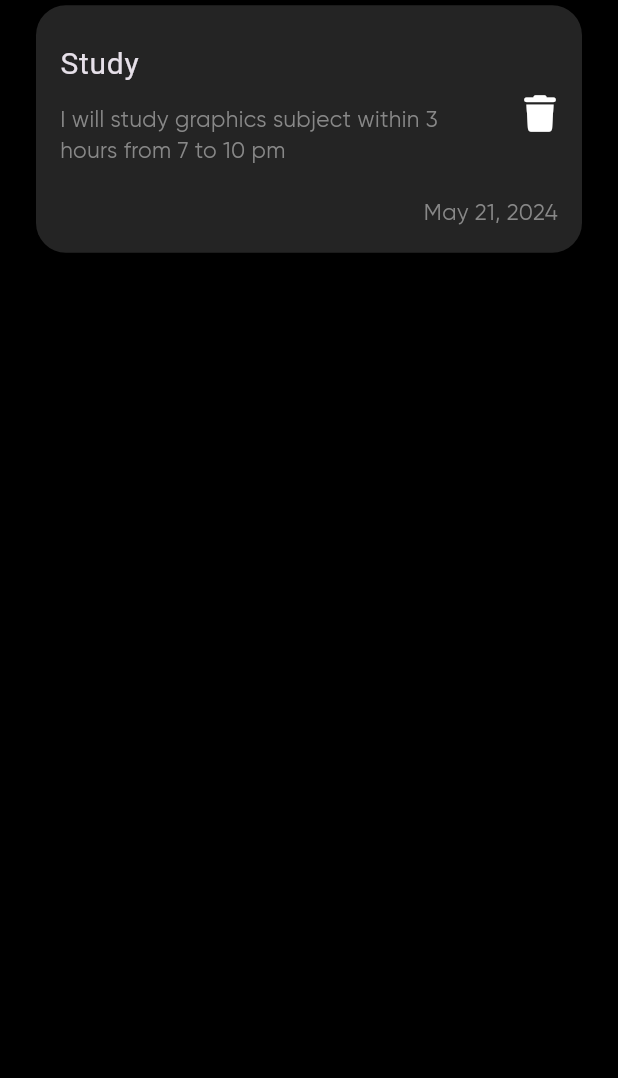
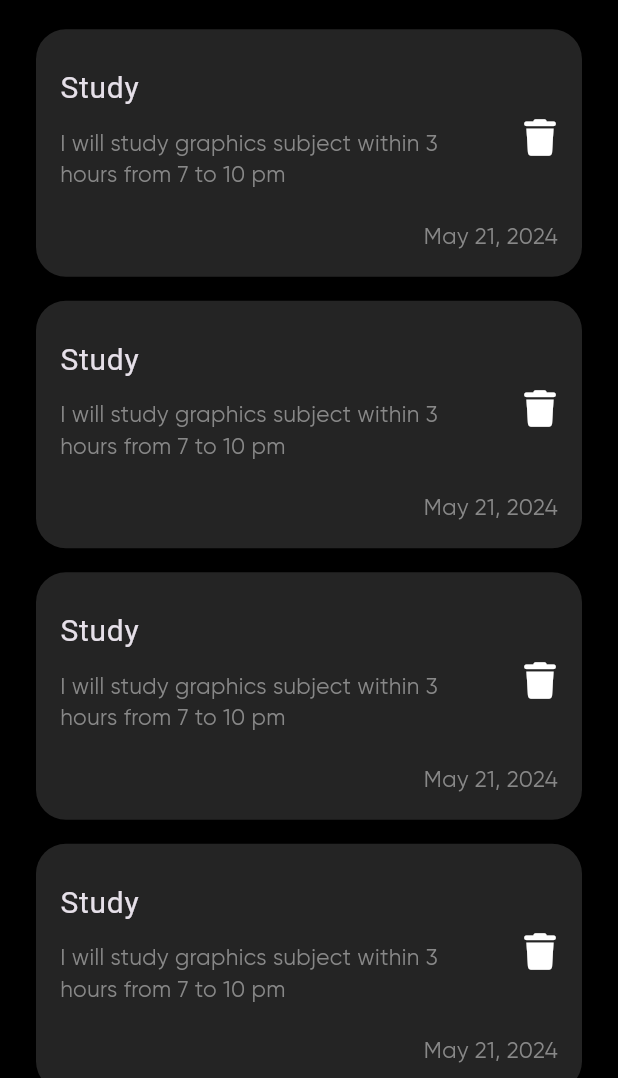
Before and after one commit to amirat737/notes_app, a Flutter app: the screen it shows after launch, on a phone screen of 412 x 824 dp, the part 158-1236 px from its top. Run offline on Flutter 3.47's test engine with Material 3 defaults, Android fonts, the phone set to English and light mode, and no system bars; our stand-ins replace font_awesome_flutter.

Commit message:
build: note list view

```diff
--- a/lib/views/home_view.dart
+++ b/lib/views/home_view.dart
@@ -7,16 +7,24 @@ class HomeView extends StatelessWidget {
 
   @override
   Widget build(BuildContext context) {
-    return const Scaffold(
+    return Scaffold(
       body: Padding(
-        padding: EdgeInsets.symmetric(horizontal: 24),
+        padding: const EdgeInsets.symmetric(horizontal: 24),
         child: Column(
           children: [
-            SizedBox(
+            const SizedBox(
               height: 50,
             ),
-            SearchWidget(),
-            NoteWidget(),
+            const SearchWidget(),
+            // NoteWidget()
+            Expanded(
+              child: ListView.builder(
+                padding: const EdgeInsets.only(top: 0),
+                itemBuilder: ((context, index) {
+                  return const NoteWidget();
+                }),
+              ),
+            )
           ],
         ),
       ),
--- a/lib/widgets/note_widget.dart
+++ b/lib/widgets/note_widget.dart
@@ -7,16 +7,21 @@ class NoteWidget extends StatelessWidget {
   @override
   Widget build(BuildContext context) {
     return Container(
+      margin: const EdgeInsets.only(top: 16),
       padding: const EdgeInsets.all(16),
       decoration: const BoxDecoration(
-          color: Color(0xff242424),
-          borderRadius: BorderRadius.all(Radius.circular(20))),
+        color: Color(0xff242424),
+        borderRadius: BorderRadius.all(Radius.circular(20)),
+      ),
       child: const Column(
-        crossAxisAlignment:CrossAxisAlignment.end,
+        crossAxisAlignment: CrossAxisAlignment.end,
         children: [
           ListTile(
-            contentPadding:EdgeInsets.all(0),
-            title: Text('Study',style: TextStyle(fontSize: 20),),
+            contentPadding: EdgeInsets.all(0),
+            title: Text(
+              'Study',
+              style: TextStyle(fontSize: 20),
+            ),
             subtitle: Padding(
               padding: EdgeInsets.symmetric(vertical: 12),
               child: Text(
@@ -27,14 +32,14 @@ class NoteWidget extends StatelessWidget {
                 ),
               ),
             ),
-            trailing: Icon(FontAwesomeIcons.trash,color: Color(0xffffffff),),
+            trailing: Icon(
+              FontAwesomeIcons.trash,
+              color: Color(0xffffffff),
+            ),
           ),
           Text(
             'May 21, 2024',
-            style: TextStyle(
-              color: Color(0xff888888),
-              fontSize: 15
-            ),
+            style: TextStyle(color: Color(0xff888888), fontSize: 15),
           ),
         ],
       ),
```
